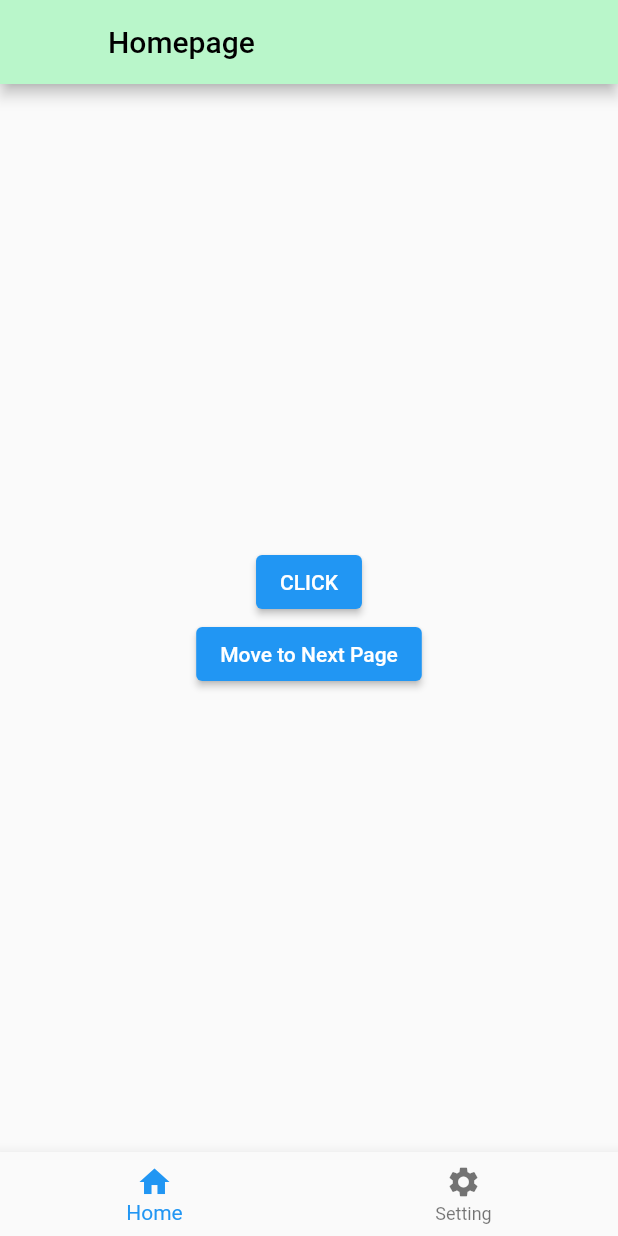
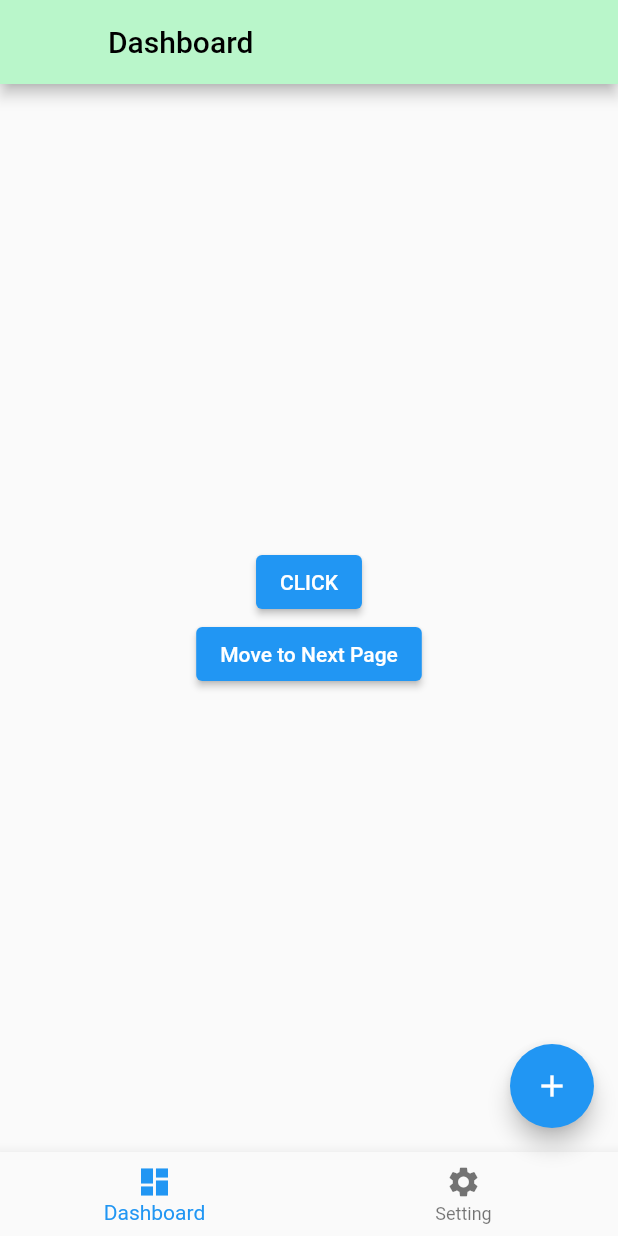
Before and after one commit to bernardrealino/flutter_base_project_template, a Flutter app: the HomePage screen opened directly, on a phone screen of 412 x 824 dp. Run offline on Flutter 3.47's test engine with Material 2 defaults, Android fonts, the phone set to English and light mode, and no system bars; our stand-ins replace lottie, smooth_page_indicator; network calls fail.

Commit message:
Added Floating Button

```diff
--- a/lib/home_page.dart
+++ b/lib/home_page.dart
@@ -19,7 +19,11 @@ class _HomePageState extends State<HomePage> {
         backgroundColor: Colors.greenAccent[100],
         foregroundColor: Colors.black,
         iconTheme: IconThemeData(color: Colors.greenAccent[100]),
-        title: Text("Homepage"),
+        title: Text("Dashboard"),
+      ),
+      floatingActionButton: FloatingActionButton(
+        onPressed: () {},
+        child: Icon(Icons.add),
       ),
       body: Center(
           child: currentIndex == 0
@@ -61,16 +65,17 @@ class _HomePageState extends State<HomePage> {
                     });
                   },
                   child: _isClicked
-                      ? Image.asset('images/Background.jpeg')
+                      ? Image.asset(
+                          'assets/Astrology with Tarot cards and crystal ball.png')
                       : Image.network(
                           "https://imgv3.fotor.com/images/blog-cover-image/part-blurry-image.jpg"),
                 )),
       bottomNavigationBar: BottomNavigationBar(
         items: const [
           BottomNavigationBarItem(
-            label: "Home",
+            label: "Dashboard",
             icon: Icon(
-              Icons.home,
+              Icons.dashboard,
             ),
           ),
           BottomNavigationBarItem(
--- a/lib/main.dart
+++ b/lib/main.dart
@@ -1,4 +1,5 @@
 import 'package:flutter/material.dart';
+// import 'home_page.dart';
 import 'splashscreen.dart';
 
 void main() {
@@ -13,6 +14,7 @@ class MyApp extends StatelessWidget {
   Widget build(BuildContext context) {
     return MaterialApp(
       home: SplashScreen(),
+      // home: HomePage(),
     );
   }
 }
```
